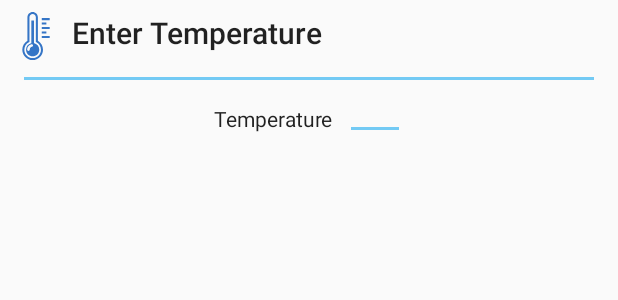
After one commit to couchbaselabs/connect-fall-2017-demo, an Android app: the layout dialog_temperature.xml on its own in the app's theme, with its tools: preview values and no code run, on a phone screen of 412 x 824 dp. The commit adds this screen. Shown: the top 300 px of the screen. Run offline under Robolectric (Android 15) with nearby library versions, the phone set to English and light mode, and no system bars; Roboto replaces fonts that are not available here.

Commit message:
Add manual temperature collector

```diff
--- /dev/null
+++ b/mobile/android/CBCHealth/app/src/main/res/layout/dialog_temperature.xml
@@ -0,0 +1,76 @@
+<?xml version="1.0" encoding="utf-8"?>
+<android.support.constraint.ConstraintLayout xmlns:android="http://schemas.android.com/apk/res/android"
+    xmlns:app="http://schemas.android.com/apk/res-auto"
+    android:id="@+id/dialog_temperature"
+    android:layout_width="match_parent"
+    android:layout_height="match_parent"
+    android:orientation="vertical">
+
+    <ImageView
+        android:id="@+id/dialog_temperature_image"
+        android:layout_width="wrap_content"
+        android:layout_height="wrap_content"
+        android:layout_marginBottom="8dp"
+        android:layout_marginStart="8dp"
+        android:layout_marginTop="8dp"
+        app:layout_constraintTop_toTopOf="parent"
+        app:layout_constraintStart_toStartOf="parent"
+        app:srcCompat="@drawable/ic_thermometer"
+        android:contentDescription="@string/thermometer" />
+
+    <TextView
+        android:id="@+id/dialog_temperature_title"
+        android:layout_width="wrap_content"
+        android:layout_height="wrap_content"
+        android:layout_marginBottom="8dp"
+        android:layout_marginStart="8dp"
+        android:layout_marginTop="8dp"
+        android:text="@string/dialog_temperature_title"
+        android:textAppearance="@android:style/TextAppearance.DeviceDefault.DialogWindowTitle"
+        app:layout_constraintTop_toTopOf="parent"
+        app:layout_constraintStart_toEndOf="@+id/dialog_temperature_image" />
+
+    <View
+        android:id="@+id/divider"
+        android:layout_width="match_parent"
+        android:layout_height="2dp"
+        android:layout_margin="16dp"
+        android:background="@color/colorAccent"
+        app:layout_constraintEnd_toEndOf="parent"
+        app:layout_constraintStart_toStartOf="parent"
+        app:layout_constraintTop_toBottomOf="@id/dialog_temperature_title" />
+
+    <TextView
+        android:id="@+id/dialog_temperature_prompt"
+        android:layout_width="wrap_content"
+        android:layout_height="wrap_content"
+        android:layout_marginTop="16dp"
+        android:gravity="bottom|center_horizontal"
+        android:labelFor="@id/dialog_temperature_value"
+        android:text="@string/dialog_temperature_prompt"
+        android:textAppearance="@android:style/TextAppearance.DeviceDefault"
+        app:layout_constraintEnd_toStartOf="@+id/dialog_temperature_value"
+        app:layout_constraintHorizontal_bias="0.5"
+        app:layout_constraintHorizontal_chainStyle="packed"
+        app:layout_constraintStart_toStartOf="parent"
+        app:layout_constraintTop_toBottomOf="@+id/divider" />
+
+    <EditText
+        android:id="@+id/dialog_temperature_value"
+        android:layout_width="40dp"
+        android:layout_height="wrap_content"
+        android:layout_marginStart="8dp"
+        android:ems="10"
+        android:gravity="bottom"
+        android:inputType="numberDecimal"
+        android:singleLine="true"
+        android:textAppearance="@android:style/TextAppearance.DeviceDefault"
+        app:layout_constraintEnd_toEndOf="parent"
+        app:layout_constraintHorizontal_bias="0.5"
+        app:layout_constraintStart_toEndOf="@+id/dialog_temperature_prompt"
+        app:layout_constraintTop_toBottomOf="@+id/divider">
+
+        <requestFocus />
+    </EditText>
+
+</android.support.constraint.ConstraintLayout>
--- a/mobile/android/CBCHealth/app/src/main/res/values/strings.xml
+++ b/mobile/android/CBCHealth/app/src/main/res/values/strings.xml
@@ -6,4 +6,16 @@
     <string name="degrees_celsius">°C</string>
     <string name="title_activity_patient">PatientActivity</string>
     <string name="title_activity_care_message">Care Message</string>
+    <string name="title_activity_vitals">Vitals</string>
+    <string name="title_dialog_temperature">Temperature</string>
+    <string-array name="vital_signs">
+        <item>Temperature</item>
+        <item>Weight</item>
+        <item>Blood Pressure</item>
+    </string-array>
+    <string name="ok">Ok</string>
+    <string name="cancel">Cancel</string>
+    <string name="dialog_temperature_prompt">Temperature</string>
+    <string name="dialog_temperature_title">Enter Temperature</string>
+    <string name="thermometer">Thermometer</string>
 </resources>
```
Also changed, not shown: mobile/android/CBCHealth/app/src/main/java/com/couchbase/mobile/collectors/temperature/ManualEntry.java (added, +51 -0 lines), mobile/android/CBCHealth/app/src/main/java/com/couchbase/mobile/collectors/temperature/ManualEntryDialogFragment.java (added, +84 -0 lines).
